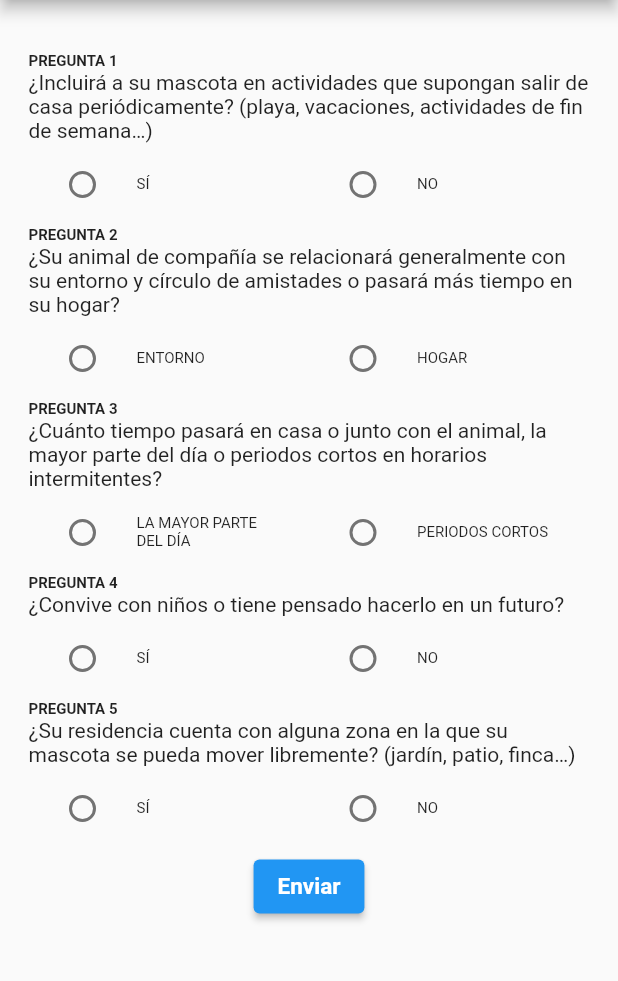
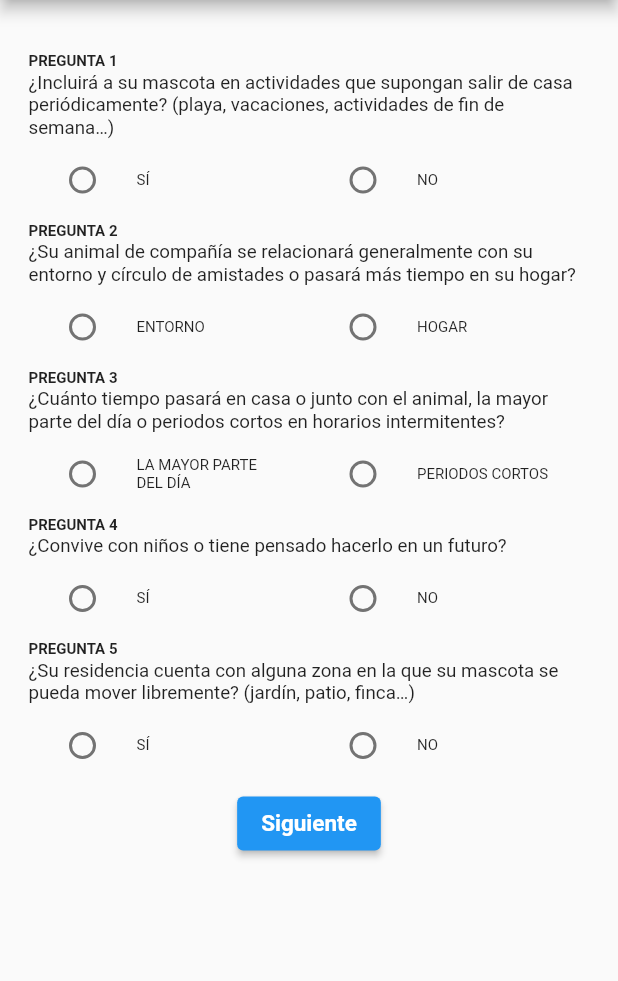
Before and after one commit to lucianunezalonso/tfg-22029926, a Flutter app: the Opcion2Test screen opened directly, on a phone screen of 412 x 824 dp, the part 84-1065 px from its top. Run offline on Flutter 3.47's test engine with Material 2 defaults, Android fonts, the phone set to English and light mode, and no system bars; our stand-ins replace firebase_auth, firebase_core; missing offline and left inert: flutter_reorderable_list; accounts and stored records are empty.

Commit message:
Cuestionarios terminados

```diff
--- a/app_tfg/lib/screens/home_screen.dart
+++ b/app_tfg/lib/screens/home_screen.dart
@@ -92,7 +92,7 @@ class _HomeScreenState extends State<HomeScreen> {
                     },
                     icon: Icon(Icons.pets_outlined, size: 50),
                     label: RichText(
-                      text: TextSpan(
+                      text: const TextSpan(
                         style: TextStyle(fontSize: 20),
                         children: [
                           TextSpan(text: '¿Necesitas que un animal sea adoptado? \n'),
--- a/app_tfg/lib/screens/opcion2_test.dart
+++ b/app_tfg/lib/screens/opcion2_test.dart
@@ -1,4 +1,5 @@
 import 'package:flutter/material.dart';
+import '../screens/opcion2_2_test.dart';
 
 class Opcion2Test extends StatefulWidget {
   @override
@@ -7,7 +8,13 @@ class Opcion2Test extends StatefulWidget {
 
 class _Opcion2TestState extends State<Opcion2Test> {
 
-  int _selectedValue = 3; // Valor inicial
+  String _selectedValue1 = ''; // Valor inicial pregunta 1
+  String _selectedValue2 = ''; // Valor inicial pregunta 2
+  String _selectedValue3 = ''; // Valor inicial pregunta 3
+  String _selectedValue4 = ''; // Valor inicial pregunta 4
+  String _selectedValue5 = ''; // Valor inicial pregunta 5
+
+
 
   @override
   Widget build(BuildContext context) {
@@ -26,40 +33,49 @@ class _Opcion2TestState extends State<Opcion2Test> {
               // PRIMERA PREGUNTA
 
               SizedBox(height: 16.0),
-              Text('PREGUNTA 1',style: TextStyle(
+              const Text('PREGUNTA 1',style: TextStyle(
                   fontWeight: FontWeight.bold,
                   fontSize: 10.0),),
-              Text('¿Incluirá a su mascota en actividades '
+              const Text('¿Incluirá a su mascota en actividades '
                   'que supongan salir de casa periódicamente? (playa, vacaciones,'
-                  ' actividades de fin de semana…)'),
+                  ' actividades de fin de semana…)',style: TextStyle(
+                  fontSize: 12.5),),
 
               Row(
                 children: [
                   Flexible(
                     child: RadioListTile(
-                      title: Text('SÍ',
-                        style: TextStyle(fontSize: 10.0),),
+                      title: const Text(
+                        'SÍ',
+                        style: TextStyle(fontSize: 10.0),
+                      ),
                       value: 'si',
-                      groupValue: _selectedValue,
+                      groupValue: _selectedValue1,
                       onChanged: (value) {
-                        setState(() { _selectedValue = value as int;});
+                        setState(() {
+                          _selectedValue1 = value as String;
+                        });
                       },
                     ),
                   ),
                   Flexible(
                     child: RadioListTile(
-                      title: Text('NO',
-                        style: TextStyle(fontSize: 10.0),),
+                      title: Text(
+                        'NO',
+                        style: TextStyle(fontSize: 10.0),
+                      ),
                       value: 'no',
-                      groupValue: _selectedValue,
+                      groupValue: _selectedValue1,
                       onChanged: (value) {
-                        setState(() { _selectedValue = value as int;});
+                        setState(() {
+                          _selectedValue1 = value as String;
+                        });
                       },
                     ),
                   ),
                 ],
+              ),
 
-              ),
 
 
               // SEGUNDA PREGUNTA
@@ -69,7 +85,8 @@ class _Opcion2TestState extends State<Opcion2Test> {
                   fontSize: 10.0),),
               Text('¿Su animal de compañía se relacionará generalmente'
                   ' con su entorno y círculo de amistades o pasará más tiempo '
-                  'en su hogar?'),
+                  'en su hogar?',style: TextStyle(
+                  fontSize: 12.5),),
 
               Row(
                 children: [
@@ -78,9 +95,9 @@ class _Opcion2TestState extends State<Opcion2Test> {
                       title: Text('ENTORNO',
                         style: TextStyle(fontSize: 10.0),),
                       value: 'entorno',
-                      groupValue: _selectedValue,
+                      groupValue: _selectedValue2,
                       onChanged: (value) {
-                        setState(() { _selectedValue = value as int;});
+                        setState(() { _selectedValue2 = value as String;});
                       },
                     ),
                   ),
@@ -89,9 +106,9 @@ class _Opcion2TestState extends State<Opcion2Test> {
                       title: Text('HOGAR',
                         style: TextStyle(fontSize: 10.0),),
                       value: 'hogar',
-                      groupValue: _selectedValue,
+                      groupValue: _selectedValue2,
                       onChanged: (value) {
-                        setState(() { _selectedValue = value as int;});
+                        setState(() { _selectedValue2 = value as String;});
                       },
                     ),
                   ),
@@ -104,7 +121,9 @@ class _Opcion2TestState extends State<Opcion2Test> {
                   fontWeight: FontWeight.bold,
                   fontSize: 10.0),),
               Text('¿Cuánto tiempo pasará en casa o junto con el animal,'
-                  ' la mayor parte del día o periodos cortos en horarios intermitentes?'),
+                  ' la mayor parte del día o periodos cortos en horarios intermitentes?'
+                ,style: TextStyle(
+                  fontSize: 12.5),),
 
               Row(
                 children: [
@@ -113,9 +132,9 @@ class _Opcion2TestState extends State<Opcion2Test> {
                       title: Text('LA MAYOR PARTE DEL DÍA',
                         style: TextStyle(fontSize: 10.0),),
                       value: 'dia',
-                      groupValue: _selectedValue,
+                      groupValue: _selectedValue3,
                       onChanged: (value) {
-                        setState(() { _selectedValue = value as int;});
+                        setState(() { _selectedValue3 = value as String;});
                       },
                     ),
                   ),
@@ -124,9 +143,9 @@ class _Opcion2TestState extends State<Opcion2Test> {
                       title: Text('PERIODOS CORTOS',
                         style: TextStyle(fontSize: 10.0),),
                       value: 'periodos',
-                      groupValue: _selectedValue,
+                      groupValue: _selectedValue3,
                       onChanged: (value) {
-                        setState(() { _selectedValue = value as int;});
+                        setState(() { _selectedValue3 = value as String;});
                       },
                     ),
                   ),
@@ -138,7 +157,9 @@ class _Opcion2TestState extends State<Opcion2Test> {
               Text('PREGUNTA 4',style: TextStyle(
                   fontWeight: FontWeight.bold,
                   fontSize: 10.0),),
-              Text('¿Convive con niños o tiene pensado hacerlo en un futuro?'),
+              Text('¿Convive con niños o tiene pensado hacerlo en un futuro?'
+                ,style: TextStyle(
+                    fontSize: 12.5),),
 
               Row(
                 children: [
@@ -147,9 +168,9 @@ class _Opcion2TestState extends State<Opcion2Test> {
                       title: Text('SÍ',
                         style: TextStyle(fontSize: 10.0),),
                       value: 'si',
-                      groupValue: _selectedValue,
+                      groupValue: _selectedValue4,
                       onChanged: (value) {
-                        setState(() { _selectedValue = value as int;});
+                        setState(() { _selectedValue4 = value as String;});
                       },
                     ),
                   ),
@@ -158,9 +179,9 @@ class _Opcion2TestState extends State<Opcion2Test> {
                       title: Text('NO',
                         style: TextStyle(fontSize: 10.0),),
                       value: 'no',
-                      groupValue: _selectedValue,
+                      groupValue: _selectedValue4,
                       onChanged: (value) {
-                        setState(() { _selectedValue = value as int;});
+                        setState(() { _selectedValue4 = value as String;});
                       },
                     ),
                   ),
@@ -173,7 +194,9 @@ class _Opcion2TestState extends State<Opcion2Test> {
                   fontWeight: FontWeight.bold,
                   fontSize: 10.0),),
               Text('¿Su residencia cuenta con alguna zona en la que su'
-                  ' mascota se pueda mover libremente? (jardín, patio, finca…)'),
+                  ' mascota se pueda mover libremente? (jardín, patio, finca…)'
+                ,style: TextStyle(
+                    fontSize: 12.5),),
 
               Row(
                 children: [
@@ -182,9 +205,9 @@ class _Opcion2TestState extends State<Opcion2Test> {
                       title: Text('SÍ',
                         style: TextStyle(fontSize: 10.0),),
                       value: 'si',
-                      groupValue: _selectedValue,
+                      groupValue: _selectedValue5,
                       onChanged: (value) {
-                        setState(() { _selectedValue = value as int;});
+                        setState(() { _selectedValue5 = value as String;});
                       },
                     ),
                   ),
@@ -193,9 +216,9 @@ class _Opcion2TestState extends State<Opcion2Test> {
                       title: Text('NO',
                         style: TextStyle(fontSize: 10.0),),
                       value: 'no',
-                      groupValue: _selectedValue,
+                      groupValue: _selectedValue5,
                       onChanged: (value) {
-                        setState(() { _selectedValue = value as int;});
+                        setState(() { _selectedValue5 = value as String;});
                       },
                     ),
                   ),
@@ -209,27 +232,29 @@ class _Opcion2TestState extends State<Opcion2Test> {
 
               Center(
                 child: ElevatedButton(
-                    onPressed: () {
-                      // QUE APAREZCA OTRA PANTALLA CON EL RESULTADO DEL MODELO
-                    },
-                    child: Text('Enviar',
-                      style: TextStyle(
-                          fontWeight: FontWeight.bold,
-                          fontSize: 15.0),),
+                  onPressed: () {
+                    // SIGUIENTE PÁGINA
+                    Navigator.of(context).push(
+                      MaterialPageRoute(
+                        builder: (context) => Opcion2_2Test(),
+                      ),
+                    );
+                  },
+                  child: Text(
+                    'Siguiente',
+                    style: TextStyle(
+                      fontWeight: FontWeight.bold,
+                      fontSize: 15.0,
+                    ),
+                  ),
                 ),
               ),
-
-
-
-
 
             ],
           ),
 
       ),
 
-
-
     );
   }
 }
--- a/app_tfg/pubspec.yaml
+++ b/app_tfg/pubspec.yaml
@@ -18,6 +18,8 @@ dependencies:
   firebase_core: ^2.6.1
   firebase_auth: ^4.2.8
   modal_progress_hud_nsn: ^0.3.0
+  flutter_reorderable_list: ^1.3.1
+
 
   meta: ^1.1.8
 
```
Also changed, not shown: app_tfg/lib/screens/opcion2_2_test.dart (added, +214 -0 lines), app_tfg/lib/screens/opcion2_3_test.dart (added, +139 -0 lines), app_tfg/lib/screens/opcion2_4_test.dart (added, +133 -0 lines), app_tfg/pubspec.lock.
